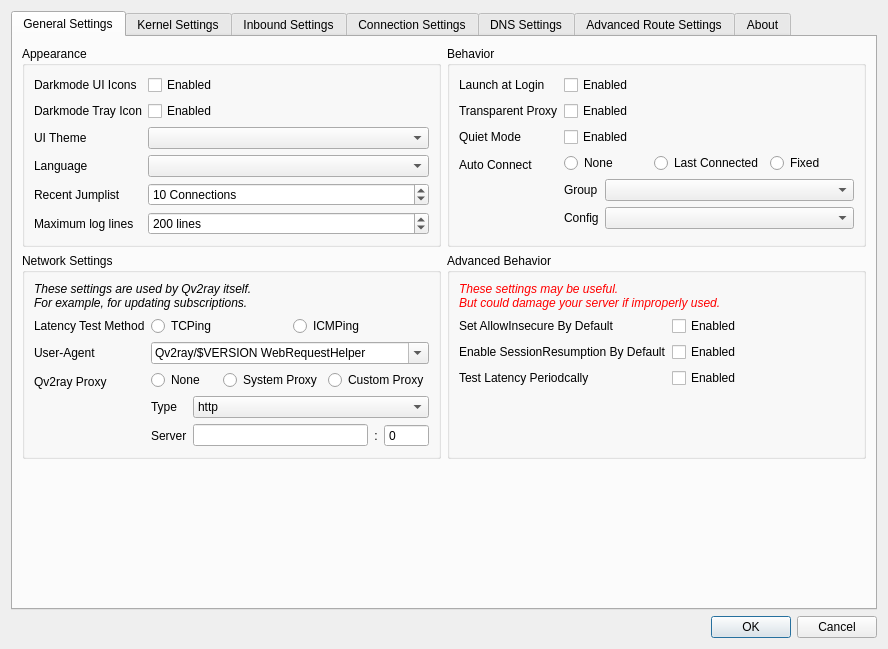
Above: src/ui/windows/w_PreferencesWindow.ui from Qv2ray/Qv2ray before the change. Below: the same form after it.
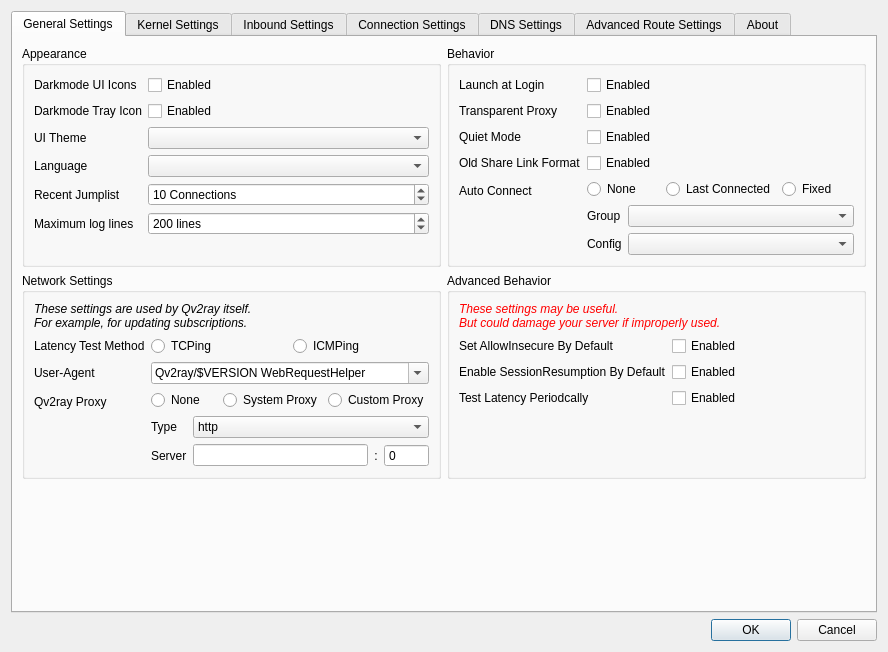
That is the form after the change. Icons and pictures are not drawn.

Commit message: add: ui for switching vmess:// standard

What changed in the file:
```diff
--- a/src/ui/windows/w_PreferencesWindow.ui
+++ b/src/ui/windows/w_PreferencesWindow.ui
@@ -10,7 +10,7 @@
     <x>0</x>
     <y>0</y>
     <width>888</width>
-    <height>649</height>
+    <height>652</height>
    </rect>
   </property>
   <property name="windowTitle">
@@ -249,7 +249,14 @@
               </property>
              </widget>
             </item>
-            <item row="3" column="0">
+            <item row="3" column="1">
+             <widget class="QCheckBox" name="useOldShareLinkFormatCB">
+              <property name="text">
+               <string>Enabled</string>
+              </property>
+             </widget>
+            </item>
+            <item row="4" column="0">
              <widget class="QLabel" name="label_19">
               <property name="text">
                <string>Auto Connect</string>
@@ -259,7 +266,7 @@
               </property>
              </widget>
             </item>
-            <item row="3" column="1">
+            <item row="4" column="1">
              <layout class="QFormLayout" name="formLayout_16">
               <item row="2" column="1">
                <widget class="QComboBox" name="autoStartConnCombo"/>
@@ -321,6 +328,13 @@
               </item>
              </layout>
             </item>
+            <item row="3" column="0">
+             <widget class="QLabel" name="label_38">
+              <property name="text">
+               <string>Old Share Link Format</string>
+              </property>
+             </widget>
+            </item>
            </layout>
           </widget>
          </item>
```
Left out of the diff: 2 changed lines with no effect on the pictures. The commit also changes 5 other files.
